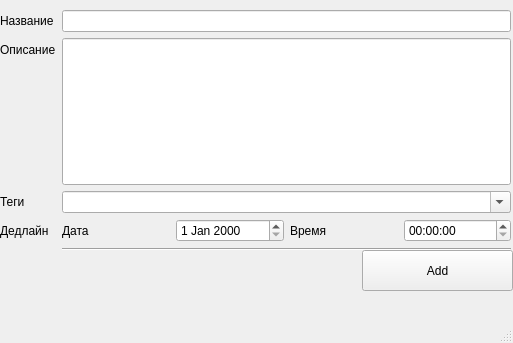
Above: createtask.ui from TasFoster/TODO before the change. Below: the same form after it.
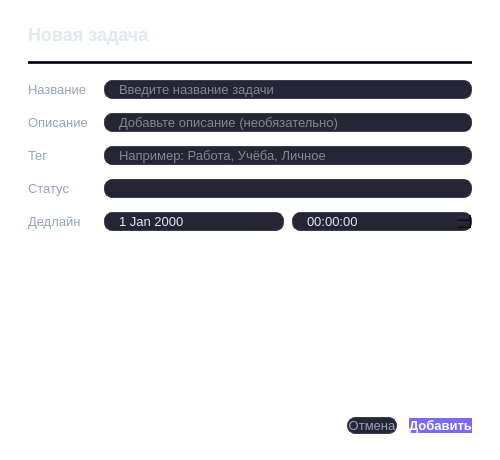
That is the form after the change.

What changed in the file:
```diff
--- a/createtask.ui
+++ b/createtask.ui
@@ -1,46 +1,91 @@
 <?xml version="1.0" encoding="UTF-8"?>
 <ui version="4.0">
  <class>CreateTask</class>
- <widget class="QMainWindow" name="CreateTask">
+ <widget class="QDialog" name="CreateTask">
   <property name="geometry">
    <rect>
     <x>0</x>
     <y>0</y>
-    <width>513</width>
-    <height>343</height>
+    <width>500</width>
+    <height>460</height>
    </rect>
   </property>
   <property name="windowTitle">
    <string>Создание задачи</string>
   </property>
-  <widget class="QWidget" name="centralwidget">
-   <widget class="QWidget" name="formLayoutWidget">
-    <property name="geometry">
-     <rect>
-      <x>0</x>
-      <y>0</y>
-      <width>511</width>
-      <height>251</height>
-     </rect>
-    </property>
+  <property name="styleSheet">
+   <string notr="true">QDialog { background-color: #1a1a2e; } QWidget { background-color: transparent; }</string>
+  </property>
+  <layout class="QVBoxLayout" name="mainLayout">
+   <property name="leftMargin">
+    <number>28</number>
+   </property>
+   <property name="topMargin">
+    <number>24</number>
+   </property>
+   <property name="rightMargin">
+    <number>28</number>
+   </property>
+   <property name="bottomMargin">
+    <number>24</number>
+   </property>
+   <property name="spacing">
+    <number>16</number>
+   </property>
+   <item>
+    <widget class="QLabel" name="dialogTitleLabel">
+     <property name="text">
+      <string>Новая задача</string>
+     </property>
+     <property name="styleSheet">
+      <string notr="true">color: #e2e8f0; font-size: 18px; font-weight: bold;</string>
+     </property>
+    </widget>
+   </item>
+   <item>
+    <widget class="QFrame" name="separator">
+     <property name="maximumHeight">
+      <number>1</number>
+     </property>
+     <property name="styleSheet">
+      <string notr="true">background-color: #2d2d4a;</string>
+     </property>
+     <property name="frameShape">
+      <enum>QFrame::HLine</enum>
+     </property>
+     <property name="frameShadow">
+      <enum>QFrame::Plain</enum>
+     </property>
+    </widget>
+   </item>
+   <item>
     <layout class="QFormLayout" name="formLayout">
-     <property name="topMargin">
-      <number>10</number>
+     <property name="verticalSpacing">
+      <number>14</number>
+     </property>
+     <property name="horizontalSpacing">
+      <number>16</number>
      </property>
      <item row="0" column="0">
       <widget class="QLabel" name="TitleLabel">
        <property name="text">
         <string>Название</string>
        </property>
+       <property name="styleSheet">
+        <string notr="true">color: #94a3b8; font-size: 13px;</string>
+       </property>
       </widget>
      </item>
      <item row="0" column="1">
-      <widget class="QLineEdit" name="TitleLineEdit">
-       <property name="sizePolicy">
-        <sizepolicy hsizetype="Expanding" vsizetype="Maximum">
-         <horstretch>0</horstretch>
-         <verstretch>0</verstretch>
-        </sizepolicy>
+      <widget class="QLineEdit" name="titleEdit">
+       <property name="placeholderText">
+        <string>Введите название задачи</string>
+       </property>
+       <property name="minimumHeight">
+        <number>38</number>
+       </property>
+       <property name="styleSheet">
+        <string notr="true">QLineEdit { background: #252535; border: 1px solid #3d3d55; border-radius: 8px; padding: 0 12px; color: #e2e8f0; font-size: 13px; } QLineEdit:focus { border-color: #7c6af7; }</string>
        </property>
       </widget>
      </item>
@@ -49,114 +94,181 @@
        <property name="text">
         <string>Описание</string>
        </property>
+       <property name="styleSheet">
+        <string notr="true">color: #94a3b8; font-size: 13px;</string>
+       </property>
       </widget>
      </item>
      <item row="1" column="1">
-      <widget class="QLineEdit" name="DescriptionLineEdit">
-       <property name="sizePolicy">
-        <sizepolicy hsizetype="Minimum" vsizetype="Expanding">
-         <horstretch>0</horstretch>
-         <verstretch>0</verstretch>
-        </sizepolicy>
+      <widget class="QLineEdit" name="descEdit">
+       <property name="placeholderText">
+        <string>Добавьте описание (необязательно)</string>
        </property>
-       <property name="maximumSize">
-        <size>
-         <width>16777215</width>
-         <height>200</height>
-        </size>
+       <property name="minimumHeight">
+        <number>38</number>
+       </property>
+       <property name="styleSheet">
+        <string notr="true">QLineEdit { background: #252535; border: 1px solid #3d3d55; border-radius: 8px; padding: 0 12px; color: #e2e8f0; font-size: 13px; } QLineEdit:focus { border-color: #7c6af7; }</string>
        </property>
       </widget>
      </item>
      <item row="2" column="0">
       <widget class="QLabel" name="TagsLabel">
        <property name="text">
-        <string>Теги</string>
+        <string>Тег</string>
+       </property>
+       <property name="styleSheet">
+        <string notr="true">color: #94a3b8; font-size: 13px;</string>
        </property>
       </widget>
      </item>
      <item row="2" column="1">
-      <widget class="QComboBox" name="TagsComboBox">
-       <property name="editable">
-        <bool>true</bool>
+      <widget class="QLineEdit" name="tagEdit">
+       <property name="placeholderText">
+        <string>Например: Работа, Учёба, Личное</string>
        </property>
-       <property name="insertPolicy">
-        <enum>QComboBox::InsertPolicy::InsertAlphabetically</enum>
+       <property name="minimumHeight">
+        <number>38</number>
+       </property>
+       <property name="styleSheet">
+        <string notr="true">QLineEdit { background: #252535; border: 1px solid #3d3d55; border-radius: 8px; padding: 0 12px; color: #e2e8f0; font-size: 13px; } QLineEdit:focus { border-color: #7c6af7; }</string>
        </property>
       </widget>
      </item>
      <item row="3" column="0">
       <widget class="QLabel" name="DedlineLabel">
        <property name="text">
-        <string>Дедлайн</string>
+        <string>Статус</string>
+       </property>
+       <property name="styleSheet">
+        <string notr="true">color: #94a3b8; font-size: 13px;</string>
        </property>
       </widget>
      </item>
      <item row="3" column="1">
-      <layout class="QHBoxLayout" name="horizontalLayout_2">
-       <item>
-        <layout class="QHBoxLayout" name="horizontalLayout_3">
-         <item>
-          <widget class="QLabel" name="label">
-           <property name="text">
-            <string>Дата</string>
-           </property>
-          </widget>
-         </item>
-         <item>
-          <widget class="QDateEdit" name="dateEdit"/>
-         </item>
-        </layout>
-       </item>
-       <item>
-        <layout class="QHBoxLayout" name="horizontalLayout_4">
-         <item>
-          <widget class="QLabel" name="label_2">
-           <property name="text">
-            <string>Время</string>
-           </property>
-          </widget>
-         </item>
-         <item>
-          <widget class="QTimeEdit" name="timeEdit"/>
-         </item>
-        </layout>
-       </item>
-      </layout>
+      <widget class="QComboBox" name="statusCombo">
+       <property name="minimumHeight">
+        <number>38</number>
+       </property>
+       <property name="styleSheet">
+        <string notr="true">QComboBox { background: #252535; border: 1px solid #3d3d55; border-radius: 8px; padding: 0 12px; color: #e2e8f0; font-size: 13px; } QComboBox::drop-down { border: none; width: 20px; } QComboBox QAbstractItemView { background: #252535; color: #e2e8f0; selection-background-color: #7c6af7; border: 1px solid #3d3d55; outline: none; }</string>
+       </property>
+      </widget>
+     </item>
+     <item row="4" column="0">
+      <widget class="QLabel" name="deadlineFieldLabel">
+       <property name="text">
+        <string>Дедлайн</string>
+       </property>
+       <property name="styleSheet">
+        <string notr="true">color: #94a3b8; font-size: 13px;</string>
+       </property>
+      </widget>
      </item>
      <item row="4" column="1">
-      <widget class="Line" name="line">
+      <layout class="QHBoxLayout" name="deadlineLayout">
+       <property name="spacing">
+        <number>8</number>
+       </property>
+       <item>
+        <widget class="QDateEdit" name="dateEdit">
+         <property name="minimumHeight">
+          <number>38</number>
+         </property>
+         <property name="calendarPopup">
+          <bool>true</bool>
+         </property>
+         <property name="styleSheet">
+          <string notr="true">QDateEdit { background: #252535; border: 1px solid #3d3d55; border-radius: 8px; padding: 0 12px; color: #e2e8f0; font-size: 13px; } QDateEdit::drop-down { border: none; width: 20px; }</string>
+         </property>
+        </widget>
+       </item>
+       <item>
+        <widget class="QTimeEdit" name="timeEdit">
+         <property name="minimumHeight">
+          <number>38</number>
+         </property>
+         <property name="styleSheet">
+          <string notr="true">QTimeEdit { background: #252535; border: 1px solid #3d3d55; border-radius: 8px; padding: 0 12px; color: #e2e8f0; font-size: 13px; } QTimeEdit::drop-down { border: none; width: 20px; }</string>
+         </property>
+        </widget>
+       </item>
+      </layout>
+     </item>
+    </layout>
+   </item>
+   <item>
+    <spacer name="verticalSpacer">
+     <property name="orientation">
+      <enum>Qt::Vertical</enum>
+     </property>
+     <property name="sizeHint" stdset="0">
+      <size>
+       <width>20</width>
+       <height>16</height>
+      </size>
+     </property>
+    </spacer>
+   </item>
+   <item>
+    <layout class="QHBoxLayout" name="buttonsLayout">
+     <property name="spacing">
+      <number>12</number>
+     </property>
+     <item>
+      <spacer name="btnSpacer">
        <property name="orientation">
-        <enum>Qt::Orientation::Horizontal</enum>
+        <enum>Qt::Horizontal</enum>
+       </property>
+       <property name="sizeHint" stdset="0">
+        <size>
+         <width>40</width>
+         <height>20</height>
+        </size>
+       </property>
+      </spacer>
+     </item>
+     <item>
+      <widget class="QPushButton" name="cancelBtn">
+       <property name="text">
+        <string>Отмена</string>
+       </property>
+       <property name="minimumWidth">
+        <number>110</number>
+       </property>
+       <property name="minimumHeight">
+        <number>40</number>
+       </property>
+       <property name="styleSheet">
+        <string notr="true">QPushButton { background: #252535; color: #94a3b8; border: 1px solid #3d3d55; border-radius: 8px; font-size: 13px; } QPushButton:hover { background: #3d3d55; color: #e2e8f0; }</string>
+       </property>
+       <property name="cursor">
+        <cursorShape>PointingHandCursor</cursorShape>
+       </property>
+      </widget>
+     </item>
+     <item>
+      <widget class="QPushButton" name="addBtn">
+       <property name="text">
+        <string>Добавить</string>
+       </property>
+       <property name="minimumWidth">
+        <number>120</number>
+       </property>
+       <property name="minimumHeight">
+        <number>40</number>
+       </property>
+       <property name="styleSheet">
+        <string notr="true">QPushButton { background: #7c6af7; color: white; border: none; border-radius: 8px; font-size: 13px; font-weight: bold; } QPushButton:hover { background: #9280ff; } QPushButton:pressed { background: #5b51d6; }</string>
+       </property>
+       <property name="cursor">
+        <cursorShape>PointingHandCursor</cursorShape>
        </property>
       </widget>
      </item>
     </layout>
-   </widget>
-   <widget class="QPushButton" name="Add">
-    <property name="geometry">
-     <rect>
-      <x>362</x>
-      <y>250</y>
-      <width>151</width>
-      <height>41</height>
-     </rect>
-    </property>
-    <property name="text">
-     <string>Add</string>
-    </property>
-   </widget>
-  </widget>
-  <widget class="QMenuBar" name="menubar">
-   <property name="geometry">
-    <rect>
-     <x>0</x>
-     <y>0</y>
-     <width>513</width>
-     <height>26</height>
-    </rect>
-   </property>
-  </widget>
-  <widget class="QStatusBar" name="statusbar"/>
+   </item>
+  </layout>
  </widget>
  <resources/>
  <connections/>
```
Left out of the diff: 10 changed lines with no effect on the pictures.
